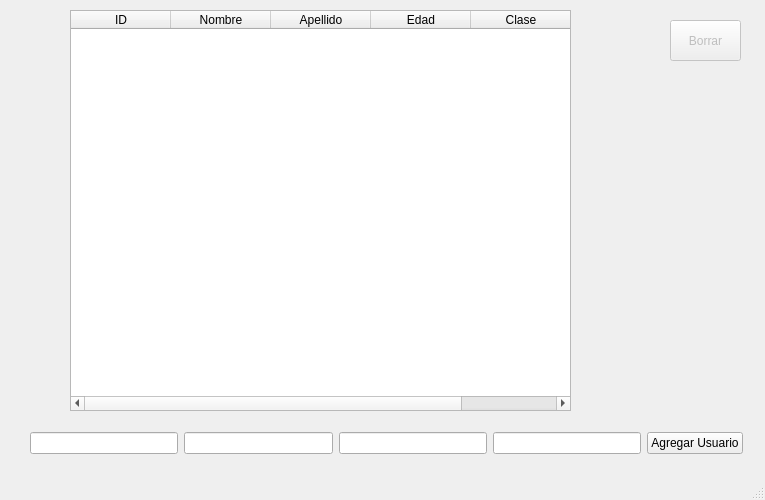
This is DB-PLANTAS/mainwindow.ui in LauraMont/TPO-Invernadero as Qt 5 draws it before an edit. The edited form follows.
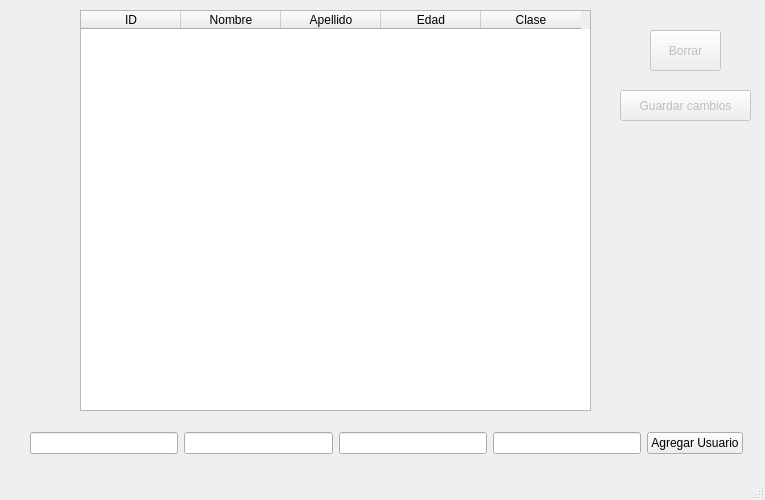
This is the edited form.

```diff
--- a/DB-PLANTAS/mainwindow.ui
+++ b/DB-PLANTAS/mainwindow.ui
@@ -48,9 +48,9 @@
    <widget class="QTableWidget" name="tableWidget_Datos">
     <property name="geometry">
      <rect>
-      <x>70</x>
+      <x>80</x>
       <y>10</y>
-      <width>501</width>
+      <width>511</width>
       <height>401</height>
      </rect>
     </property>
@@ -89,8 +89,8 @@
     </property>
     <property name="geometry">
      <rect>
-      <x>670</x>
-      <y>20</y>
+      <x>650</x>
+      <y>30</y>
       <width>71</width>
       <height>41</height>
      </rect>
@@ -99,6 +99,22 @@
      <string>Borrar</string>
     </property>
    </widget>
+   <widget class="QPushButton" name="pushButton_Guardar">
+    <property name="enabled">
+     <bool>false</bool>
+    </property>
+    <property name="geometry">
+     <rect>
+      <x>620</x>
+      <y>90</y>
+      <width>131</width>
+      <height>31</height>
+     </rect>
+    </property>
+    <property name="text">
+     <string>Guardar cambios</string>
+    </property>
+   </widget>
   </widget>
   <widget class="QMenuBar" name="menubar">
    <property name="geometry">
```
